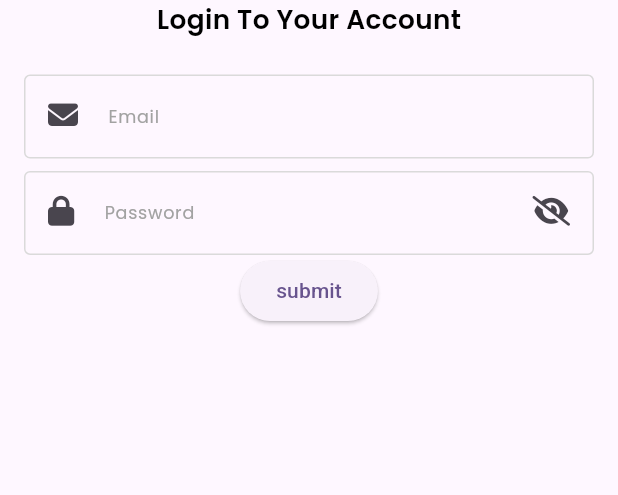
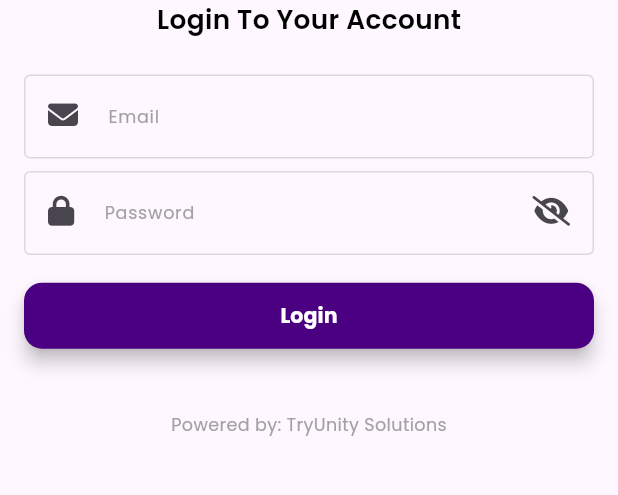
Before and after one commit to AleeXraxa/WorkForce, a Flutter app: the screen it shows after launch, on a phone screen of 412 x 824 dp, the part 570-1065 px from its top. Run offline on Flutter 3.47's test engine with Material 3 defaults, Android fonts, the phone set to English and light mode, and no system bars; our stand-ins replace connectivity_plus, flutter_screenutil, font_awesome_flutter, get.

Commit message:
login UI completed

```diff
--- a/lib/Core/app_core.dart
+++ b/lib/Core/app_core.dart
@@ -1,13 +1,15 @@
-// Packages
+// Utils
 export 'package:workforce/shared/utils/textstyles.dart';
 export 'package:workforce/shared/utils/appcolors.dart';
-export 'package:connectivity_plus/connectivity_plus.dart';
+export 'package:workforce/shared/utils/app_validators.dart';
 
 // Core Libraries
 export 'package:flutter_screenutil/flutter_screenutil.dart';
 export 'package:flutter/material.dart';
 export 'package:get/get.dart';
 export 'dart:async';
+export 'package:connectivity_plus/connectivity_plus.dart';
+export 'package:font_awesome_flutter/font_awesome_flutter.dart';
 
 // Model
 
@@ -17,6 +19,9 @@ export 'package:workforce/Features/Authenticatoin/View/login.dart';
 
 // Controller
 export 'package:workforce/shared/controllers/connectivity_controller.dart';
+export 'package:workforce/shared/controllers/pass_controller.dart';
+export 'package:workforce/Features/Authenticatoin/controller/auth_controller.dart';
 
 // Custom Widgets
 export 'package:workforce/shared/Widgets/custom_field.dart';
+export 'package:workforce/shared/Widgets/primary_btn.dart';
--- a/lib/Features/Authenticatoin/View/login.dart
+++ b/lib/Features/Authenticatoin/View/login.dart
@@ -1,7 +1,4 @@
-import 'package:font_awesome_flutter/font_awesome_flutter.dart';
 import 'package:workforce/Core/app_core.dart';
-import 'package:workforce/shared/controllers/pass_controller.dart';
-import 'package:workforce/shared/utils/app_validators.dart';
 
 class Login extends StatefulWidget {
   const Login({super.key});
@@ -12,7 +9,8 @@ class Login extends StatefulWidget {
 
 class _Login extends State<Login> {
   final passController = Get.find<PassController>();
-  final TextEditingController controller = TextEditingController();
+  final authController = Get.find<AuthController>();
+
   final _formKey = GlobalKey<FormState>();
   @override
   Widget build(BuildContext context) {
@@ -35,7 +33,7 @@ class _Login extends State<Login> {
                   children: [
                     CustomField(
                       labelText: 'Email',
-                      controller: controller,
+                      controller: authController.emailController,
                       validator: AppValidators.isEmail,
                       prefix: FontAwesomeIcons.solidEnvelope,
                     ),
@@ -43,7 +41,7 @@ class _Login extends State<Login> {
                     Obx(
                       () => CustomField(
                         labelText: 'Password',
-                        controller: controller,
+                        controller: authController.passController,
                         validator: AppValidators.isPassword,
                         prefix: FontAwesomeIcons.lock,
                         suffix: passController.isPasswordHidden.value
@@ -53,13 +51,21 @@ class _Login extends State<Login> {
                         ontap: passController.togglePasswordVisibility,
                       ),
                     ),
-                    ElevatedButton(
-                        onPressed: () {
-                          if (_formKey.currentState!.validate()) {
-                            Get.snackbar('working', 'Valiedated');
-                          }
-                        },
-                        child: Text('submit')),
+                    SizedBox(height: 0.02.sh),
+                    PrimaryBtn(
+                      btnText: 'Login',
+                      onTap: () {
+                        if (_formKey.currentState!.validate()) {
+                          Get.snackbar('Working', 'Validated');
+                        } else {}
+                      },
+                      bgColor: Appcolors.primaryColor,
+                    ),
+                    SizedBox(height: 0.05.sh),
+                    Text(
+                      'Powered by: TryUnity Solutions',
+                      style: AppTextStyles.textfieldStyle,
+                    ),
                   ],
                 ),
               ),
--- /dev/null
+++ b/lib/Features/Authenticatoin/controller/auth_controller.dart
@@ -0,0 +1,6 @@
+import 'package:workforce/Core/app_core.dart';
+
+class AuthController extends GetxController {
+  final emailController = TextEditingController();
+  final passController = TextEditingController();
+}
--- /dev/null
+++ b/lib/shared/Widgets/primary_btn.dart
@@ -0,0 +1,34 @@
+import '../../Core/app_core.dart';
+
+class PrimaryBtn extends StatelessWidget {
+  final String btnText;
+  final VoidCallback onTap;
+  final Color bgColor;
+
+  const PrimaryBtn({
+    required this.btnText,
+    required this.onTap,
+    required this.bgColor,
+    super.key,
+  });
+
+  @override
+  Widget build(BuildContext context) {
+    return SizedBox(
+      width: double.infinity,
+      child: ElevatedButton(
+          style: ElevatedButton.styleFrom(
+              backgroundColor: bgColor,
+              elevation: 5,
+              padding: EdgeInsets.symmetric(vertical: 12, horizontal: 18),
+              shape: RoundedRectangleBorder(
+                borderRadius: BorderRadius.circular(12),
+              )),
+          onPressed: onTap,
+          child: Text(
+            btnText,
+            style: AppTextStyles.primaryBtnText,
+          )),
+    );
+  }
+}
--- a/lib/shared/bindings/initial_bindings.dart
+++ b/lib/shared/bindings/initial_bindings.dart
@@ -1,10 +1,10 @@
 import 'package:workforce/Core/app_core.dart';
-import 'package:workforce/shared/controllers/pass_controller.dart';
 
 class InitialBinding extends Bindings {
   @override
   void dependencies() {
     Get.put<ConnectivityController>(ConnectivityController(), permanent: true);
     Get.put(PassController());
+    Get.put(AuthController());
   }
 }
--- a/lib/shared/utils/appcolors.dart
+++ b/lib/shared/utils/appcolors.dart
@@ -2,6 +2,7 @@ import 'package:flutter/material.dart';
 
 class Appcolors {
   static const Color screenBG = Color(0xff07004D);
+  static const Color primaryColor = Color(0xff4B0082);
   static const Color border = Color(0xffDADADA);
   static const Color labelText = Color.fromARGB(255, 162, 162, 162);
 }
--- a/lib/shared/utils/textstyles.dart
+++ b/lib/shared/utils/textstyles.dart
@@ -1,5 +1,3 @@
-import 'package:flutter/material.dart';
-import 'package:flutter_screenutil/flutter_screenutil.dart';
 import 'package:workforce/Core/app_core.dart';
 
 class AppTextStyles {
@@ -26,4 +24,10 @@ class AppTextStyles {
     fontFamily: 'Poppins',
     color: Appcolors.labelText,
   );
+  static TextStyle primaryBtnText = TextStyle(
+    color: Colors.white,
+    fontSize: 14.sp,
+    fontFamily: 'Poppins',
+    fontWeight: FontWeight.w700,
+  );
 }
```
